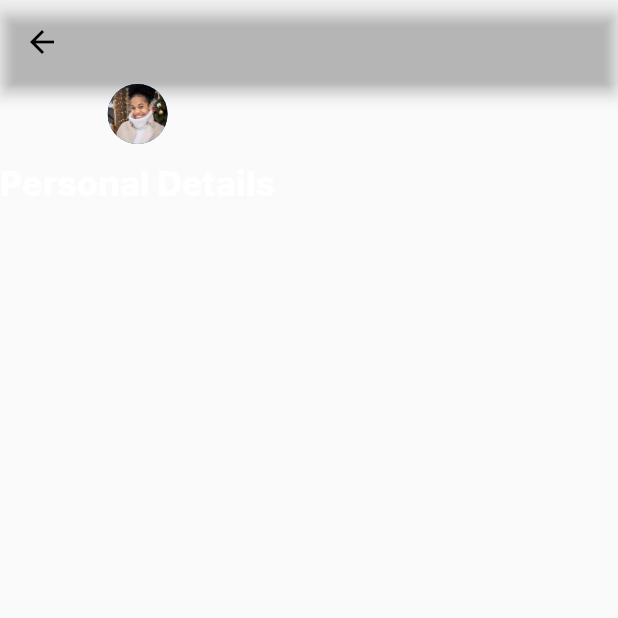
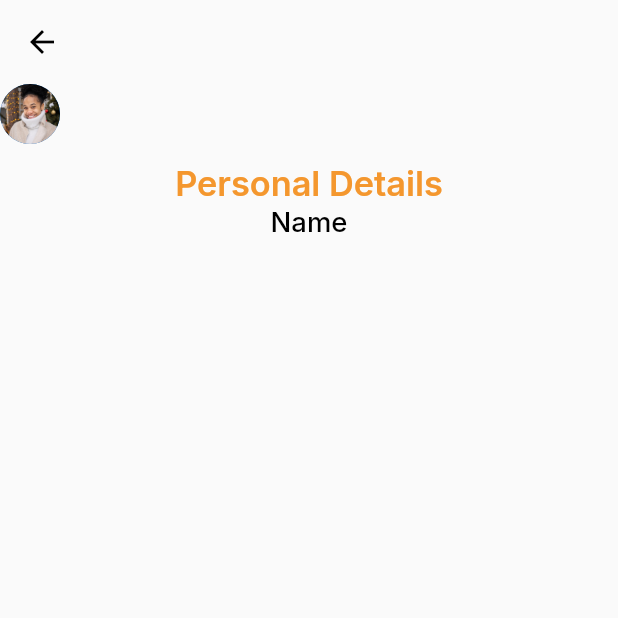
Before and after one commit to vikilinho/choplyfe, a Flutter app: the ProfilePage screen opened directly, on a phone screen of 412 x 824 dp, the top half of it. Run offline on Flutter 3.47's test engine with Material 2 defaults, Android fonts, the phone set to English and light mode, and no system bars; our stand-ins replace flutter_screenutil, flutter_spinkit, flutter_svg, get, google_fonts, shared_preferences; accounts and stored records are empty.

Commit message:
implement profile page

```diff
--- a/lib/components/appfonts.dart
+++ b/lib/components/appfonts.dart
@@ -1,3 +1,4 @@
+import 'package:choplife/components/appColors.dart';
 import 'package:flutter/material.dart';
 import 'package:flutter_screenutil/flutter_screenutil.dart';
 import 'package:google_fonts/google_fonts.dart';
@@ -27,6 +28,14 @@ class AppFonts {
       fontWeight: FontWeight.w500,
     ),
   );
+  static TextStyle subTextOrange = GoogleFonts.inter(
+    textStyle: TextStyle(
+      color: AppColors.primaryColor,
+      fontStyle: FontStyle.normal,
+      fontSize: 20.sp,
+      fontWeight: FontWeight.w600,
+    ),
+  );
   static TextStyle subTextWhiteBold = GoogleFonts.inter(
     textStyle: TextStyle(
       color: Colors.white,
--- a/lib/main.dart
+++ b/lib/main.dart
@@ -8,6 +8,8 @@ import 'route.dart' as route;
 
 var platform;
 var finalpass;
+var firstLaunch;
+var isFirstLaunch;
 
 void main() {
   runApp(const MyApp());
--- a/lib/pages/homepage.dart
+++ b/lib/pages/homepage.dart
@@ -1,4 +1,5 @@
 import '../components/app_imports.dart';
+import 'package:choplife/route.dart' as route;
 
 class HomePage extends StatefulWidget {
   const HomePage({super.key});
@@ -112,7 +113,7 @@ class _HomePageState extends State<HomePage> {
             Column(
               children: [
                 DrawerRow(
-                  onTap: () => null,
+                  onTap: () => Navigator.pushNamed(context, route.profilePage),
                   text: "Profile",
                   icon: Icons.person,
                 ),
--- a/lib/pages/new_password_page.dart
+++ b/lib/pages/new_password_page.dart
@@ -1,9 +1,4 @@
 import 'package:choplife/components/app_imports.dart';
-import 'package:flutter/material.dart';
-import 'package:flutter/src/widgets/framework.dart';
-import 'package:flutter/src/widgets/placeholder.dart';
-import 'package:flutter_screenutil/flutter_screenutil.dart';
-import 'package:google_fonts/google_fonts.dart';
 
 class NewPasswordPage extends StatefulWidget {
   const NewPasswordPage({super.key});
--- a/lib/pages/profile_page.dart
+++ b/lib/pages/profile_page.dart
@@ -13,6 +13,7 @@ class _ProfilePageState extends State<ProfilePage> {
     return Scaffold(
       appBar: AppBar(
         backgroundColor: Colors.transparent,
+        elevation: 0,
         leading: IconButton(
           icon: const Icon(
             Icons.arrow_back,
@@ -24,16 +25,29 @@ class _ProfilePageState extends State<ProfilePage> {
       body: SafeArea(
           child: Column(
         children: [
-          const CircleAvatar(
-            backgroundImage: AssetImage("images/per.jpeg"),
+          Row(
+            children: const [
+              CircleAvatar(
+                backgroundImage: AssetImage("images/per.jpeg"),
+              ),
+            ],
           ),
           SizedBox(
             height: 10.5.h,
           ),
           Text(
             'Personal Details',
-            style: AppFonts.subTextWhiteBold,
+            style: AppFonts.subTextOrange,
           ),
+          Column(
+            crossAxisAlignment: CrossAxisAlignment.start,
+            children: [
+              Text(
+                "Name",
+                style: AppFonts.subText,
+              ),
+            ],
+          )
         ],
       )),
     );
--- a/lib/route.dart
+++ b/lib/route.dart
@@ -8,6 +8,7 @@ const String landingPage = 'LANDINGPAGE';
 const String forgotPasswordPage = 'FORGOTPASSWORD';
 const String newPasswordPage = 'NEWPASSWORD';
 const String navigationPage = 'NAVIGATION';
+const String profilePage = "PROFILEPAGE";
 
 Route<dynamic> controller(RouteSettings settings) {
   switch (settings.name) {
@@ -25,6 +26,8 @@ Route<dynamic> controller(RouteSettings settings) {
       return MaterialPageRoute(builder: (context) => const ForgotPassword());
     case newPasswordPage:
       return MaterialPageRoute(builder: (context) => const NewPasswordPage());
+    case profilePage:
+      return MaterialPageRoute(builder: (context) => const ProfilePage());
     case navigationPage:
       return MaterialPageRoute(builder: (context) => const NavigationScreen());
     default:
```
Also changed, not shown: lib/pages/splash_screen.dart (+8 -0 lines).
